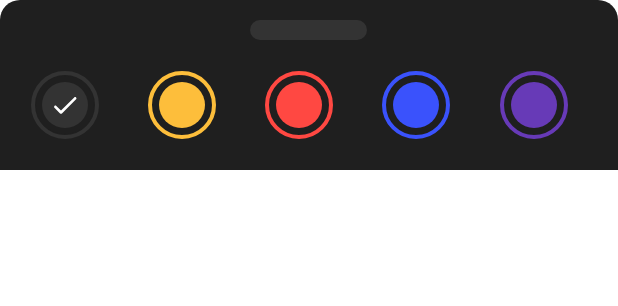
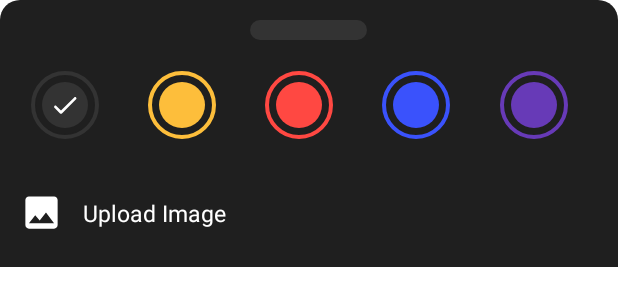
Before and after one commit to moha-b/Notice, an Android app: the layout bottom_sheet_layout.xml on its own in the app's theme, with its tools: preview values and no code run, on a phone screen of 412 x 824 dp. Shown: the top 306 px of the screen. Run offline under Robolectric (Android 15) with nearby library versions, the phone set to English and light mode, and no system bars.

Commit message:
Work Fine

```diff
--- a/app/src/main/res/layout/bottom_sheet_layout.xml
+++ b/app/src/main/res/layout/bottom_sheet_layout.xml
@@ -4,6 +4,7 @@
     xmlns:app="http://schemas.android.com/apk/res-auto"
     android:layout_width="match_parent"
     android:layout_height="wrap_content"
+    android:id="@+id/bottom_sheet_layout"
     android:background="@drawable/bottom_sheet_background"
     app:layout_behavior="@string/bottom_sheet_behavior"
     app:behavior_peekHeight="@dimen/_35sdp"
@@ -11,7 +12,7 @@
     >
 
     <View
-        android:id="@+id/color_view"
+        android:id="@+id/note_color"
         android:layout_width="@dimen/_60sdp"
         android:layout_height="@dimen/_10sdp"
         android:layout_marginTop="@dimen/_10sdp"
@@ -19,6 +20,7 @@
         android:layout_gravity="center"
         app:layout_constraintTop_toTopOf="parent" />
 
+    <!-- Colors -->
     <LinearLayout
         android:layout_width="match_parent"
         android:layout_height="wrap_content"
@@ -26,7 +28,7 @@
         android:layout_marginTop="@dimen/_16sdp"
         android:layout_gravity="center_vertical"
         android:layout_marginStart="@dimen/_16sdp"
-        android:paddingBottom="@dimen/_16sdp"
+        android:paddingBottom="@dimen/_10sdp"
         android:baselineAligned="false">
 
         <FrameLayout
@@ -116,4 +118,30 @@
 
     </LinearLayout>
 
+    <!-- Upload Image -->
+    <LinearLayout
+        android:id="@+id/upload_image"
+        android:layout_width="match_parent"
+        android:layout_height="@dimen/_35sdp"
+        android:layout_margin="@dimen/_10sdp"
+        android:orientation="horizontal"
+        android:gravity="center_vertical"
+        >
+        <ImageView
+            android:layout_width="@dimen/_22sdp"
+            android:layout_height="@dimen/_22sdp"
+            android:contentDescription="@string/uplaoded_image"
+            android:src="@drawable/ic_image"
+            app:tint="@color/white" />
+
+        <TextView
+            android:layout_width="match_parent"
+            android:layout_height="wrap_content"
+            android:layout_marginStart="@dimen/_10sdp"
+            android:text="@string/upload_image"
+            android:textColor="@color/white"
+            android:textSize="@dimen/_12sdp"
+            />
+    </LinearLayout>
+
 </LinearLayout>
--- a/app/src/main/res/layout/note_layout.xml
+++ b/app/src/main/res/layout/note_layout.xml
@@ -3,6 +3,7 @@
     xmlns:android="http://schemas.android.com/apk/res/android"
     android:layout_width="match_parent"
     android:layout_height="wrap_content"
+    android:id="@+id/note_layout"
     android:layout_marginTop="@dimen/_12sdp"
     android:layout_marginStart="@dimen/_12sdp"
     xmlns:app="http://schemas.android.com/apk/res-auto"
--- a/app/src/main/res/values/strings.xml
+++ b/app/src/main/res/values/strings.xml
@@ -10,4 +10,6 @@
     <string name="note_title">Note Title</string>
     <string name="what_s_in_your_mind">What\'s in your mind ?</string>
     <string name="color_button">Color Button</string>
+    <string name="uplaoded_image">Uplaoded Image</string>
+    <string name="upload_image">Upload Image</string>
 </resources>
```
Also changed, not shown: app/src/main/AndroidManifest.xml (+10 -3 lines), app/src/main/java/com/example/notice/activities/CreateNote.java (+189 -0 lines), app/src/main/java/com/example/notice/adapter/NoteAdapter.java (+37 -2 lines), app/src/main/res/layout/activity_create_note.xml (+17 -4 lines).
